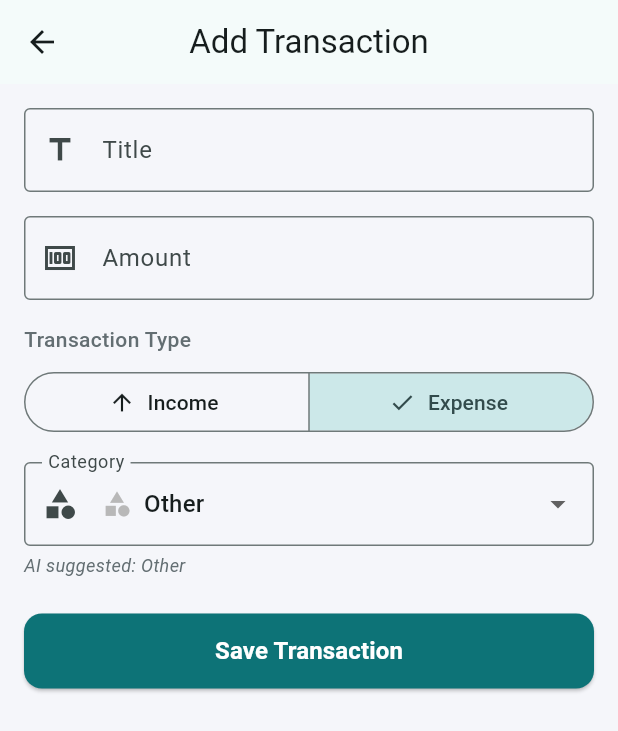
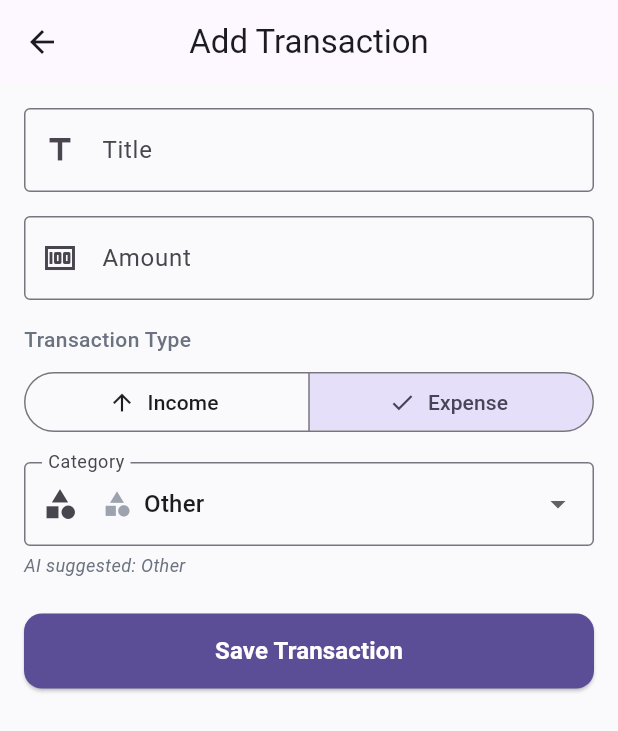
Before and after one commit to shayanahmad756/AI-Budget-Tracker, a Flutter app: the screen it shows after launch, after a tap on the "add" icon, on a phone screen of 412 x 824 dp. Shown: the top 731 px of the screen. Run offline on Flutter 3.47's test engine with Material 3 defaults, Android fonts, the phone set to English and light mode, and no system bars; our stand-ins replace fl_chart, sqflite; missing offline and left inert: idb_shim; accounts and stored records are empty.

Commit message:
design: Implement modern professional color scheme and enhanced UI styling

```diff
--- a/lib/screens/home_screen.dart
+++ b/lib/screens/home_screen.dart
@@ -25,10 +25,29 @@ class HomeScreen extends StatelessWidget {
         return Scaffold(
           backgroundColor: AppColors.background,
           appBar: AppBar(
-            title: const Text('AI Budget Tracker'),
+            title: const Text(
+              'AI Budget Tracker',
+              style: TextStyle(
+                fontSize: 22,
+                fontWeight: FontWeight.w700,
+                letterSpacing: -0.5,
+              ),
+            ),
+            centerTitle: false,
+            elevation: 0,
+            backgroundColor: AppColors.cardBackground,
+            foregroundColor: AppColors.textPrimary,
+            surfaceTintColor: Colors.transparent,
+            bottom: PreferredSize(
+              preferredSize: const Size.fromHeight(1),
+              child: Container(
+                color: AppColors.border,
+                height: 1,
+              ),
+            ),
             actions: [
               IconButton(
-                icon: const Icon(Icons.history),
+                icon: const Icon(Icons.history_rounded),
                 tooltip: 'Transaction History',
                 onPressed: () {
                   Navigator.push(
@@ -37,6 +56,7 @@ class HomeScreen extends StatelessWidget {
                   );
                 },
               ),
+              const SizedBox(width: 8),
             ],
           ),
           body: provider.isLoading
@@ -83,7 +103,8 @@ class HomeScreen extends StatelessWidget {
                   },
                   icon: const Icon(Icons.chat_bubble_outline),
                   label: const Text('Chat'),
-                  backgroundColor: Colors.teal.withValues(alpha: 0.8),
+                  backgroundColor: AppColors.primaryLight,
+                  foregroundColor: Colors.white,
                 ),
               ),
 
@@ -103,13 +124,16 @@ class HomeScreen extends StatelessWidget {
                   },
                   icon: const Icon(Icons.lightbulb_outline),
                   label: const Text('Suggestions'),
-                  backgroundColor: AppColors.primary.withValues(alpha: 0.8),
+                  backgroundColor: AppColors.primary,
+                  foregroundColor: Colors.white,
                 ),
               ),
 
               // ── Primary FAB: Add Transaction ───────────────────
               FloatingActionButton(
                 heroTag: 'add_fab',
+                backgroundColor: AppColors.accent,
+                foregroundColor: Colors.white,
                 onPressed: () {
                   Navigator.push(
                     context,
--- a/lib/utils/constants.dart
+++ b/lib/utils/constants.dart
@@ -1,32 +1,44 @@
 import 'package:flutter/material.dart';
 
-/// Fintech-style colour palette used throughout the application.
+/// Modern fintech-style colour palette with professional gradients.
 ///
 /// Centralising colours here keeps the UI consistent and makes
 /// theme changes a single-file edit.
 class AppColors {
   AppColors._(); // prevent instantiation
 
-  /// Primary brand colour — dark teal.
-  static const Color primary = Color(0xFF0D7377);
+  /// Primary brand colour — modern deep blue/purple.
+  static const Color primary = Color(0xFF5B4E96);
+
+  /// Primary dark variant for darker backgrounds.
+  static const Color primaryDark = Color(0xFF4A3E7A);
+
+  /// Primary light variant for highlights.
+  static const Color primaryLight = Color(0xFF7B6FB1);
 
   /// Colour used to represent income amounts and indicators.
-  static const Color income = Color(0xFF2ECC71);
+  static const Color income = Color(0xFF10B981);
 
   /// Colour used to represent expense amounts and indicators.
-  static const Color expense = Color(0xFFE74C3C);
+  static const Color expense = Color(0xFFEF4444);
 
-  /// Overall app background — light grey.
-  static const Color background = Color(0xFFF5F6FA);
+  /// Overall app background — clean light.
+  static const Color background = Color(0xFFFAFAFC);
 
   /// Card / surface background — white.
   static const Color cardBackground = Color(0xFFFFFFFF);
 
-  /// Primary text colour — near-black.
-  static const Color textPrimary = Color(0xFF2D3436);
+  /// Primary text colour — dark charcoal.
+  static const Color textPrimary = Color(0xFF1F2937);
 
-  /// Secondary / muted text colour — grey.
-  static const Color textSecondary = Color(0xFF636E72);
+  /// Secondary / muted text colour — soft grey.
+  static const Color textSecondary = Color(0xFF6B7280);
+
+  /// Subtle border color.
+  static const Color border = Color(0xFFE5E7EB);
+
+  /// Accent color for highlights.
+  static const Color accent = Color(0xFFF59E0B);
 }
 
 /// Application-wide numeric constants (budgets, dimensions, radii).
@@ -41,6 +53,9 @@ class AppConstants {
 
   /// Border radius applied to card widgets.
   static const double cardBorderRadius = 16.0;
+
+  /// Small border radius for buttons and chips.
+  static const double smallBorderRadius = 8.0;
 }
 
 /// Helpers for transaction categories — labels, icons, and pie-chart colours.
@@ -73,13 +88,13 @@ class CategoryHelper {
 
   /// Maps each category to a distinct colour for charts and badges.
   static const Map<String, Color> categoryColors = {
-    'Food': Color(0xFFFF6B6B),
-    'Travel': Color(0xFF4ECDC4),
-    'Bills': Color(0xFFFFE66D),
-    'Shopping': Color(0xFFA29BFE),
-    'Entertainment': Color(0xFFFF9FF3),
-    'Health': Color(0xFF55E6C1),
-    'Education': Color(0xFF48DBFB),
-    'Other': Color(0xFFB8B8B8),
+    'Food': Color(0xFFF87171),
+    'Travel': Color(0xFF0EA5E9),
+    'Bills': Color(0xFFFBBF24),
+    'Shopping': Color(0xFFA78BFA),
+    'Entertainment': Color(0xFFF472B6),
+    'Health': Color(0xFF34D399),
+    'Education': Color(0xFF60A5FA),
+    'Other': Color(0xFF9CA3AF),
   };
 }
--- a/lib/widgets/summary_card.dart
+++ b/lib/widgets/summary_card.dart
@@ -29,29 +29,55 @@ class SummaryCard extends StatelessWidget {
 
   @override
   Widget build(BuildContext context) {
-    return Card(
-      elevation: 2,
+    return Container(
+      decoration: BoxDecoration(
+        borderRadius: BorderRadius.circular(AppConstants.cardBorderRadius),
+        boxShadow: [
+          BoxShadow(
+            color: Colors.black.withValues(alpha: 0.08),
+            blurRadius: 16,
+            offset: const Offset(0, 4),
+          ),
+        ],
+      ),
+      child: Card(
+        elevation: 0,
         color: AppColors.cardBackground,
         shape: RoundedRectangleBorder(
           borderRadius: BorderRadius.circular(AppConstants.cardBorderRadius),
+          side: BorderSide(
+            color: AppColors.border.withValues(alpha: 0.5),
+            width: 1,
+          ),
         ),
         child: Padding(
           padding: const EdgeInsets.all(AppConstants.defaultPadding),
           child: Row(
             children: [
-            // ── Icon badge ────────────────────────────────────
+              // ── Icon badge with gradient ───────────────────
               Container(
-              width: 48,
-              height: 48,
+                width: 56,
+                height: 56,
                 decoration: BoxDecoration(
-                color: color.withValues(alpha: 0.15),
+                  gradient: LinearGradient(
+                    colors: [
+                      color.withValues(alpha: 0.2),
+                      color.withValues(alpha: 0.1),
+                    ],
+                    begin: Alignment.topLeft,
+                    end: Alignment.bottomRight,
+                  ),
                   shape: BoxShape.circle,
+                  border: Border.all(
+                    color: color.withValues(alpha: 0.2),
+                    width: 1.5,
                   ),
-              child: Icon(icon, color: color, size: 24),
                 ),
-            const SizedBox(width: 12),
+                child: Icon(icon, color: color, size: 28),
+              ),
+              const SizedBox(width: 16),
 
-            // ── Text column ───────────────────────────────────
+              // ── Text column ──────────────────────────────────
               Expanded(
                 child: Column(
                   crossAxisAlignment: CrossAxisAlignment.start,
@@ -59,17 +85,20 @@ class SummaryCard extends StatelessWidget {
                     Text(
                       title,
                       style: const TextStyle(
-                      fontSize: 13,
+                        fontSize: 12,
+                        fontWeight: FontWeight.w500,
                         color: AppColors.textSecondary,
+                        letterSpacing: 0.5,
                       ),
                     ),
-                  const SizedBox(height: 4),
+                    const SizedBox(height: 6),
                     Text(
                       'Rs.${amount.toStringAsFixed(2)}',
                       style: TextStyle(
-                      fontSize: 20,
-                      fontWeight: FontWeight.bold,
+                        fontSize: 22,
+                        fontWeight: FontWeight.w700,
                         color: color,
+                        letterSpacing: -0.5,
                       ),
                     ),
                   ],
@@ -78,6 +107,7 @@ class SummaryCard extends StatelessWidget {
             ],
           ),
         ),
+      ),
     );
   }
 }
```
Also changed, not shown: lib/screens/ai_chatbot_screen.dart (+77 -23 lines). Lines whose indentation alone changed are shown as unchanged.
